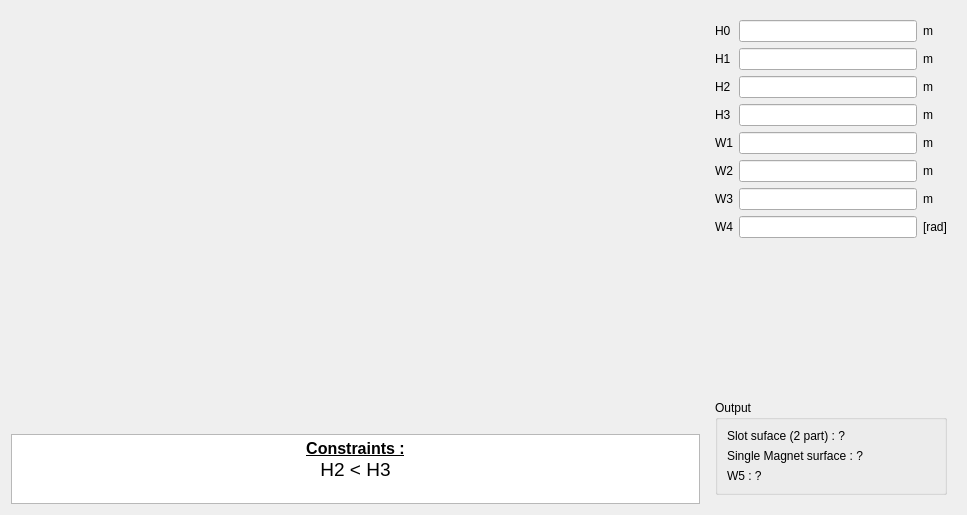
Before: the Qt Designer form pyleecan/GUI/Dialog/DMachineSetup/SMHoleMag/PHoleM53/PHoleM53.ui in Eomys/pyleecan, drawn with Qt 5.
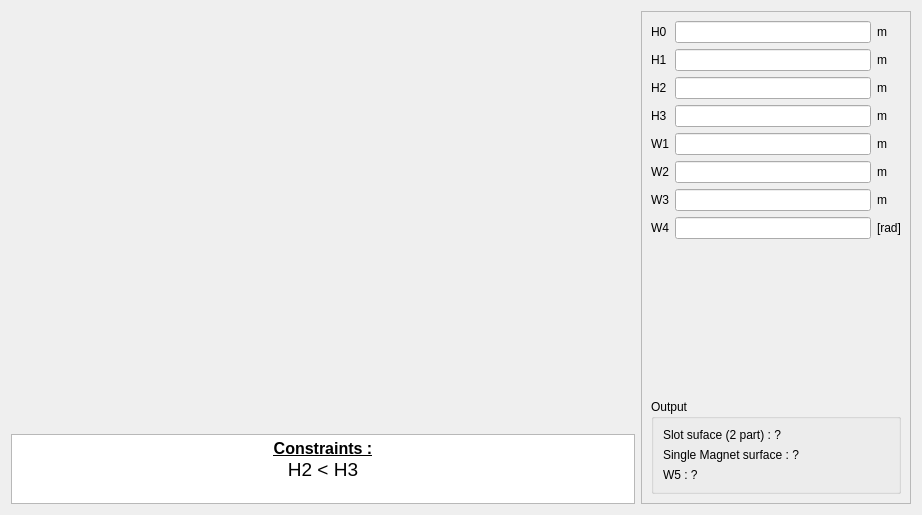
After: the same form once the commit is applied. Icons and pictures are not drawn. Custom widgets are drawn as their Qt base class.

Commit message: [CO] Scroll widget for right column

The edit to the form file:
```diff
--- a/pyleecan/GUI/Dialog/DMachineSetup/SMHoleMag/PHoleM53/PHoleM53.ui
+++ b/pyleecan/GUI/Dialog/DMachineSetup/SMHoleMag/PHoleM53/PHoleM53.ui
@@ -6,7 +6,7 @@
    <rect>
     <x>0</x>
     <y>0</y>
-    <width>967</width>
+    <width>922</width>
     <height>515</height>
    </rect>
   </property>
@@ -87,8 +87,8 @@
 &lt;html&gt;&lt;head&gt;&lt;meta name=&quot;qrichtext&quot; content=&quot;1&quot; /&gt;&lt;style type=&quot;text/css&quot;&gt;
 p, li { white-space: pre-wrap; }
 &lt;/style&gt;&lt;/head&gt;&lt;body style=&quot; font-family:'MS Shell Dlg 2'; font-size:7.8pt; font-weight:400; font-style:normal;&quot;&gt;
-&lt;p align=&quot;center&quot; style=&quot; margin-top:0px; margin-bottom:0px; margin-left:0px; margin-right:0px; -qt-block-indent:0; text-indent:0px;&quot;&gt;&lt;span style=&quot; font-family:'MS Shell Dlg 2'; font-size:12pt; font-weight:600; text-decoration: underline;&quot;&gt;Constraints :&lt;/span&gt;&lt;/p&gt;
-&lt;p align=&quot;center&quot; style=&quot; margin-top:0px; margin-bottom:0px; margin-left:0px; margin-right:0px; -qt-block-indent:0; text-indent:0px;&quot;&gt;&lt;span style=&quot; font-family:'MS Shell Dlg 2'; font-size:14pt;&quot;&gt;H2 &amp;lt; H3&lt;/span&gt;&lt;/p&gt;&lt;/body&gt;&lt;/html&gt;</string>
+&lt;p align=&quot;center&quot; style=&quot; margin-top:0px; margin-bottom:0px; margin-left:0px; margin-right:0px; -qt-block-indent:0; text-indent:0px;&quot;&gt;&lt;span style=&quot; font-size:12pt; font-weight:600; text-decoration: underline;&quot;&gt;Constraints :&lt;/span&gt;&lt;/p&gt;
+&lt;p align=&quot;center&quot; style=&quot; margin-top:0px; margin-bottom:0px; margin-left:0px; margin-right:0px; -qt-block-indent:0; text-indent:0px;&quot;&gt;&lt;span style=&quot; font-size:14pt;&quot;&gt;H2 &amp;lt; H3&lt;/span&gt;&lt;/p&gt;&lt;/body&gt;&lt;/html&gt;</string>
        </property>
        <property name="textInteractionFlags">
         <set>Qt::TextSelectableByKeyboard|Qt::TextSelectableByMouse</set>
@@ -98,20 +98,32 @@
     </layout>
    </item>
    <item>
-    <widget class="QWidget" name="widget" native="true">
+    <widget class="QScrollArea" name="scrollArea">
      <property name="minimumSize">
       <size>
-       <width>250</width>
+       <width>270</width>
        <height>0</height>
       </size>
      </property>
      <property name="maximumSize">
       <size>
-       <width>250</width>
+       <width>270</width>
        <height>16777215</height>
       </size>
      </property>
-     <layout class="QVBoxLayout" name="verticalLayout_2">
+     <property name="widgetResizable">
+      <bool>true</bool>
+     </property>
+     <widget class="QWidget" name="scrollAreaWidgetContents">
+      <property name="geometry">
+       <rect>
+        <x>0</x>
+        <y>0</y>
+        <width>268</width>
+        <height>491</height>
+       </rect>
+      </property>
+      <layout class="QVBoxLayout" name="verticalLayout_4">
       <item>
        <layout class="QGridLayout" name="gridLayout">
         <item row="0" column="0">
@@ -336,6 +348,7 @@
        </widget>
       </item>
      </layout>
+     </widget>
     </widget>
    </item>
   </layout>
```
Lines whose indentation alone changed are shown as unchanged. The commit also changes 84 other files.
